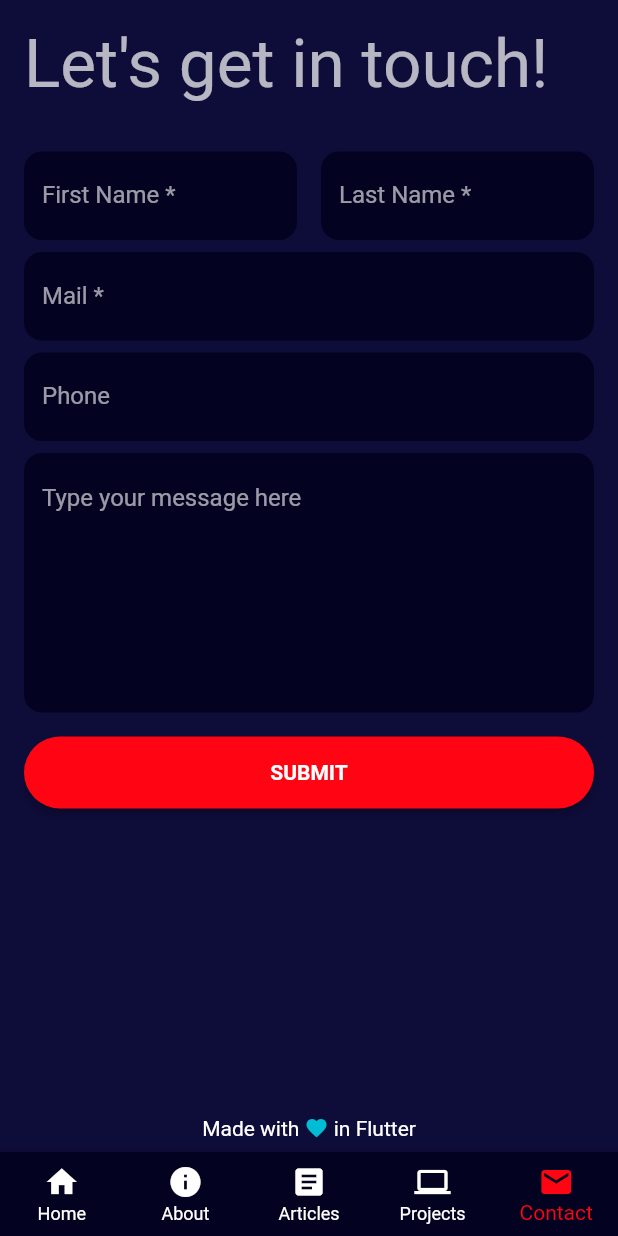
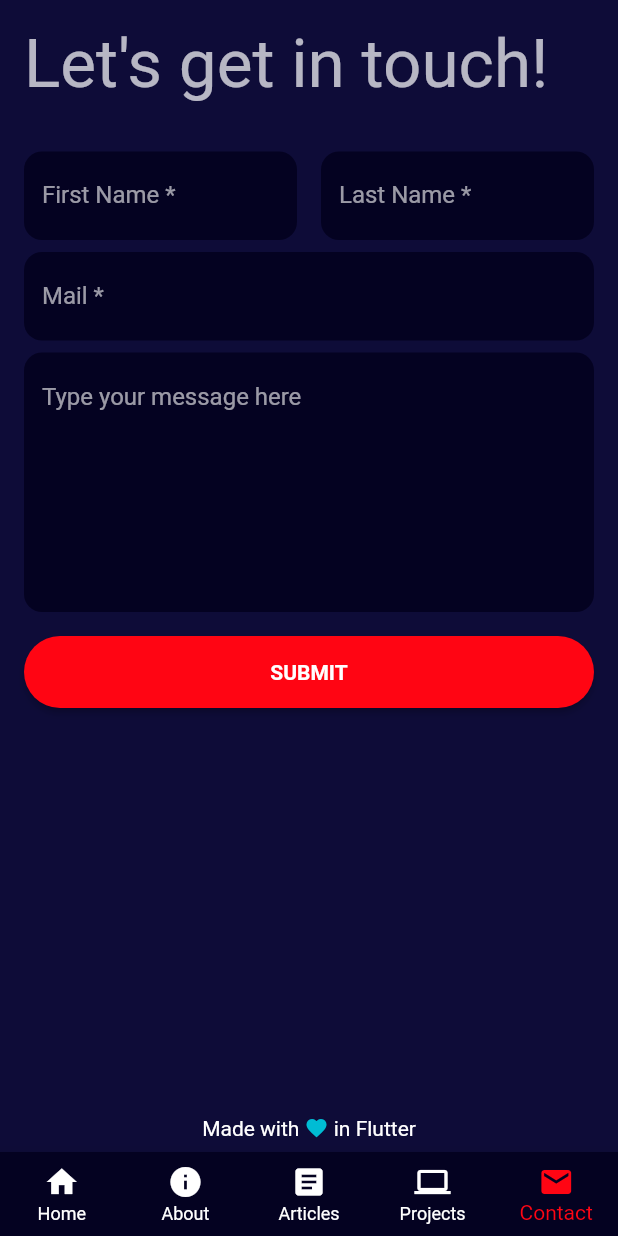
Before and after one commit to TesteurManiak/testeurmaniak.github.io, a Flutter app: the screen it shows after launch, item 5 of the bottom bar chosen, on a phone screen of 412 x 824 dp. Run offline on Flutter 3.47's test engine with Material 2 defaults, Android fonts, the phone set to English and light mode, and no system bars; our stand-ins replace go_router, rxdart.

Commit message:
finalized contact form

```diff
--- /dev/null
+++ b/lib/ui/contact_view/common/contact_header.dart
@@ -0,0 +1,17 @@
+import 'package:flutter/material.dart';
+
+class ContactHeader extends StatelessWidget {
+  const ContactHeader({Key? key}) : super(key: key);
+
+  @override
+  Widget build(BuildContext context) {
+    final theme = Theme.of(context);
+    return Padding(
+      padding: const EdgeInsets.only(bottom: 32),
+      child: Text(
+        "Let's get in touch!",
+        style: theme.textTheme.headline3,
+      ),
+    );
+  }
+}
--- a/lib/ui/contact_view/common/mail_field.dart
+++ b/lib/ui/contact_view/common/mail_field.dart
@@ -12,6 +12,7 @@ class MailField extends StatelessWidget {
       label: 'Mail',
       hint: 'myemail@mail.com',
       required: true,
+      keyboardType: TextInputType.emailAddress,
       validator: Validators.email,
     );
   }
--- a/lib/ui/contact_view/common/message_field.dart
+++ b/lib/ui/contact_view/common/message_field.dart
@@ -1,5 +1,6 @@
 import 'package:flutter/material.dart';
 
+import '../../common/responsive_layout.dart';
 import 'my_input_field.dart';
 
 class MessageField extends StatelessWidget {
@@ -7,11 +8,12 @@ class MessageField extends StatelessWidget {
 
   @override
   Widget build(BuildContext context) {
-    return const MyInputField(
+    final isDesktop = ResponsiveLayout.isDesktop(context);
+    return MyInputField(
       hint: 'Type your message here',
       required: true,
       keyboardType: TextInputType.multiline,
-      maxLines: 7,
+      maxLines: isDesktop ? 9 : 7,
     );
   }
 }
--- /dev/null
+++ b/lib/ui/contact_view/common/name_fields_layout.dart
@@ -0,0 +1,19 @@
+import 'package:flutter/material.dart';
+
+import 'first_name_field.dart';
+import 'last_name_field.dart';
+
+class NameFieldsLayout extends StatelessWidget {
+  const NameFieldsLayout({Key? key}) : super(key: key);
+
+  @override
+  Widget build(BuildContext context) {
+    return Row(
+      children: const [
+        Expanded(child: FirstNameField()),
+        SizedBox(width: 16),
+        Expanded(child: LastNameField()),
+      ],
+    );
+  }
+}
--- a/lib/ui/contact_view/common/phone_field.dart
+++ /dev/null
@@ -1,15 +0,0 @@
-import 'package:flutter/material.dart';
-
-import 'my_input_field.dart';
-
-class PhoneField extends StatelessWidget {
-  const PhoneField({Key? key}) : super(key: key);
-
-  @override
-  Widget build(BuildContext context) {
-    return const MyInputField(
-      label: 'Phone',
-      hint: '+33 0 00 00 00 00',
-    );
-  }
-}
--- a/lib/ui/contact_view/common/submit_button.dart
+++ b/lib/ui/contact_view/common/submit_button.dart
@@ -1,4 +1,6 @@
 import 'package:flutter/material.dart';
+
+import '../../common/responsive_layout.dart';
 
 class SubmitButton extends StatelessWidget {
   final VoidCallback onPressed;
@@ -7,14 +9,20 @@ class SubmitButton extends StatelessWidget {
 
   @override
   Widget build(BuildContext context) {
+    final isDesktop = ResponsiveLayout.isDesktop(context);
+    String label = 'Submit';
+    if (!isDesktop) {
+      label = label.toUpperCase();
+    }
     return ElevatedButton(
       style: ElevatedButton.styleFrom(
-        padding: const EdgeInsets.symmetric(vertical: 16),
+        padding:
+            EdgeInsets.symmetric(vertical: 16, horizontal: isDesktop ? 32 : 16),
       ),
       onPressed: onPressed,
-      child: const Text(
-        'SUBMIT',
-        style: TextStyle(fontWeight: FontWeight.bold),
+      child: Text(
+        label,
+        style: const TextStyle(fontWeight: FontWeight.bold),
       ),
     );
   }
--- a/lib/ui/contact_view/contact_view.dart
+++ b/lib/ui/contact_view/contact_view.dart
@@ -1,6 +1,7 @@
 import 'package:flutter/material.dart';
 
 import '../common/responsive_layout.dart';
+import 'desktop/contact_desktop.dart';
 import 'mobile/contact_mobile.dart';
 
 class ContactView extends StatelessWidget {
@@ -10,7 +11,7 @@ class ContactView extends StatelessWidget {
   Widget build(BuildContext context) {
     return const ResponsiveLayout(
       mobile: ContactMobile(),
-      desktop: SizedBox(),
+      desktop: ContactDesktop(),
     );
   }
 }
--- a/lib/ui/contact_view/mobile/contact_mobile.dart
+++ b/lib/ui/contact_view/mobile/contact_mobile.dart
@@ -1,10 +1,11 @@
 import 'package:flutter/material.dart';
 
+import '../common/contact_header.dart';
 import '../common/first_name_field.dart';
 import '../common/last_name_field.dart';
 import '../common/mail_field.dart';
 import '../common/message_field.dart';
-import '../common/phone_field.dart';
+import '../common/name_fields_layout.dart';
 import '../common/submit_button.dart';
 
 class ContactMobile extends StatefulWidget {
@@ -20,14 +21,12 @@ class _ContactMobileState extends State<ContactMobile> {
   void _validateForm() {
     final formState = _formKey.currentState;
     if (formState != null) {
-      formState.save();
       formState.validate();
     }
   }
 
   @override
   Widget build(BuildContext context) {
-    final theme = Theme.of(context);
     return Form(
       key: _formKey,
       child: SingleChildScrollView(
@@ -35,24 +34,10 @@ class _ContactMobileState extends State<ContactMobile> {
         child: Column(
           crossAxisAlignment: CrossAxisAlignment.start,
           children: [
-            Padding(
-              padding: const EdgeInsets.only(bottom: 32),
-              child: Text(
-                "Let's get in touch!",
-                style: theme.textTheme.headline3,
-              ),
-            ),
-            Row(
-              children: const [
-                Expanded(child: FirstNameField()),
-                SizedBox(width: 16),
-                Expanded(child: LastNameField()),
-              ],
-            ),
+            const ContactHeader(),
+            const NameFieldsLayout(),
             const SizedBox(height: 8),
             const MailField(),
-            const SizedBox(height: 8),
-            const PhoneField(),
             const SizedBox(height: 8),
             const MessageField(),
             const SizedBox(height: 16),
```
Also changed, not shown: lib/ui/contact_view/desktop/contact_desktop.dart (added, +56 -0 lines).
